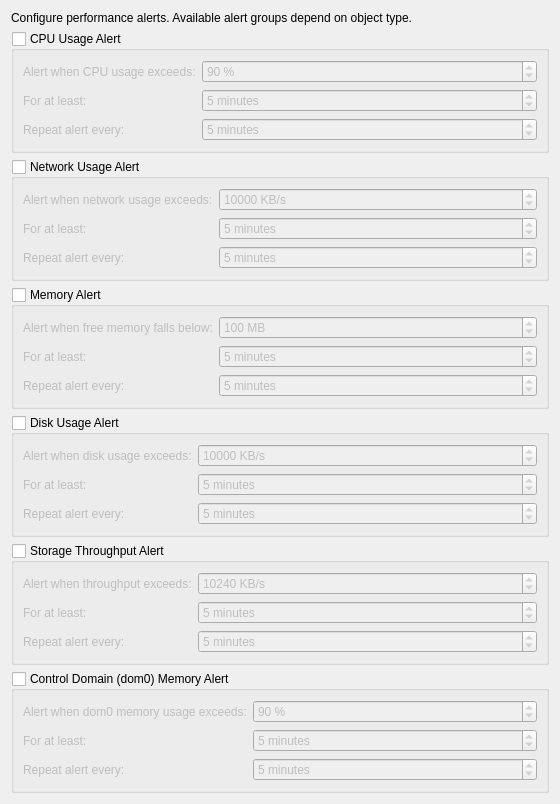
Old version of the form src/xenadmin-ui/settingspanels/perfmonalerteditpage.ui in the repository benapetr/XenAdminQt.
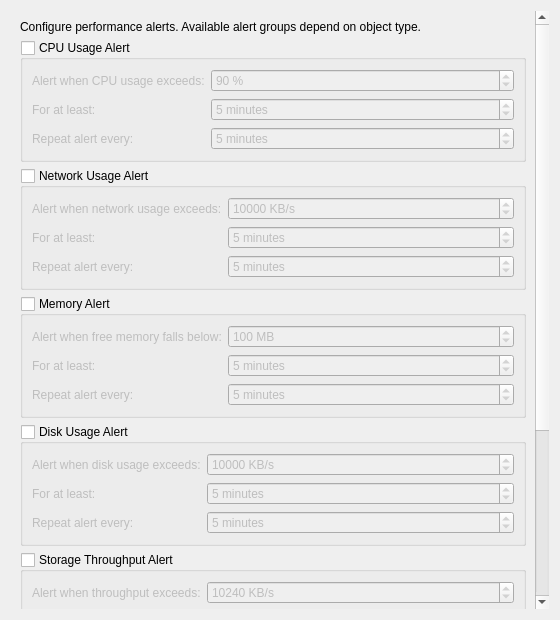
New version of the form.

Commit message:
host properties
moved perfmon into scroll area so it takes less space

The edit to the form file:
```diff
--- a/src/xenadmin-ui/settingspanels/perfmonalerteditpage.ui
+++ b/src/xenadmin-ui/settingspanels/perfmonalerteditpage.ui
@@ -12,6 +12,27 @@
   </property>
   <layout class="QVBoxLayout" name="verticalLayout">
    <item>
+    <widget class="QScrollArea" name="scrollArea">
+     <property name="frameShape">
+      <enum>QFrame::NoFrame</enum>
+     </property>
+     <property name="widgetResizable">
+      <bool>true</bool>
+     </property>
+     <property name="horizontalScrollBarPolicy">
+      <enum>Qt::ScrollBarAlwaysOff</enum>
+     </property>
+     <widget class="QWidget" name="scrollAreaWidgetContents">
+      <property name="geometry">
+       <rect>
+        <x>0</x>
+        <y>0</y>
+        <width>540</width>
+        <height>620</height>
+       </rect>
+      </property>
+      <layout class="QVBoxLayout" name="verticalLayoutContent">
+       <item>
     <widget class="QLabel" name="labelInfo">
      <property name="text">
       <string>Configure performance alerts. Available alert groups depend on object type.</string>
@@ -537,6 +558,10 @@
       </size>
      </property>
     </spacer>
+       </item>
+      </layout>
+     </widget>
+    </widget>
    </item>
   </layout>
  </widget>
```
Lines whose indentation alone changed are shown as unchanged.
